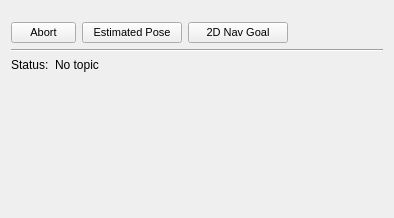
The window that mapviz_plugins/ui/move_base_config.ui (ros2-gbp/mapviz-release) describes before a commit, drawn with Qt 5.
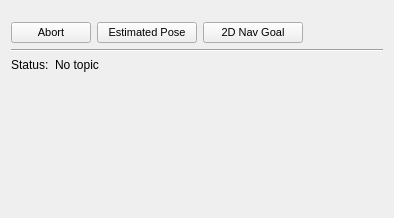
The same window after the commit. Icons and pictures are not drawn.

Diff of the .ui file:
```diff
--- a/mapviz_plugins/ui/move_base_config.ui
+++ b/mapviz_plugins/ui/move_base_config.ui
@@ -24,18 +24,18 @@
      </property>
      <item>
       <widget class="QPushButton" name="pushButtonAbort">
+       <property name="sizePolicy">
+        <sizepolicy hsizetype="Fixed" vsizetype="Fixed">
+         <horstretch>0</horstretch>
+         <verstretch>0</verstretch>
+        </sizepolicy>
+       </property>
        <property name="minimumSize">
         <size>
          <width>65</width>
          <height>0</height>
         </size>
        </property>
-       <property name="maximumSize">
-        <size>
-         <width>65</width>
-         <height>16777215</height>
-        </size>
-       </property>
        <property name="font">
         <font>
          <pointsize>8</pointsize>
@@ -55,18 +55,18 @@
      </item>
      <item>
       <widget class="QPushButton" name="pushButtonInitialPose">
+       <property name="sizePolicy">
+        <sizepolicy hsizetype="Fixed" vsizetype="Fixed">
+         <horstretch>0</horstretch>
+         <verstretch>0</verstretch>
+        </sizepolicy>
+       </property>
        <property name="minimumSize">
         <size>
          <width>100</width>
          <height>0</height>
         </size>
        </property>
-       <property name="maximumSize">
-        <size>
-         <width>110</width>
-         <height>16777215</height>
-        </size>
-       </property>
        <property name="font">
         <font>
          <pointsize>8</pointsize>
@@ -89,18 +89,18 @@
      </item>
      <item>
       <widget class="QPushButton" name="pushButtonGoalPose">
+       <property name="sizePolicy">
+        <sizepolicy hsizetype="Fixed" vsizetype="Fixed">
+         <horstretch>0</horstretch>
+         <verstretch>0</verstretch>
+        </sizepolicy>
+       </property>
        <property name="minimumSize">
         <size>
          <width>100</width>
          <height>0</height>
         </size>
        </property>
-       <property name="maximumSize">
-        <size>
-         <width>100</width>
-         <height>16777215</height>
-        </size>
-       </property>
        <property name="font">
         <font>
          <pointsize>8</pointsize>
```
